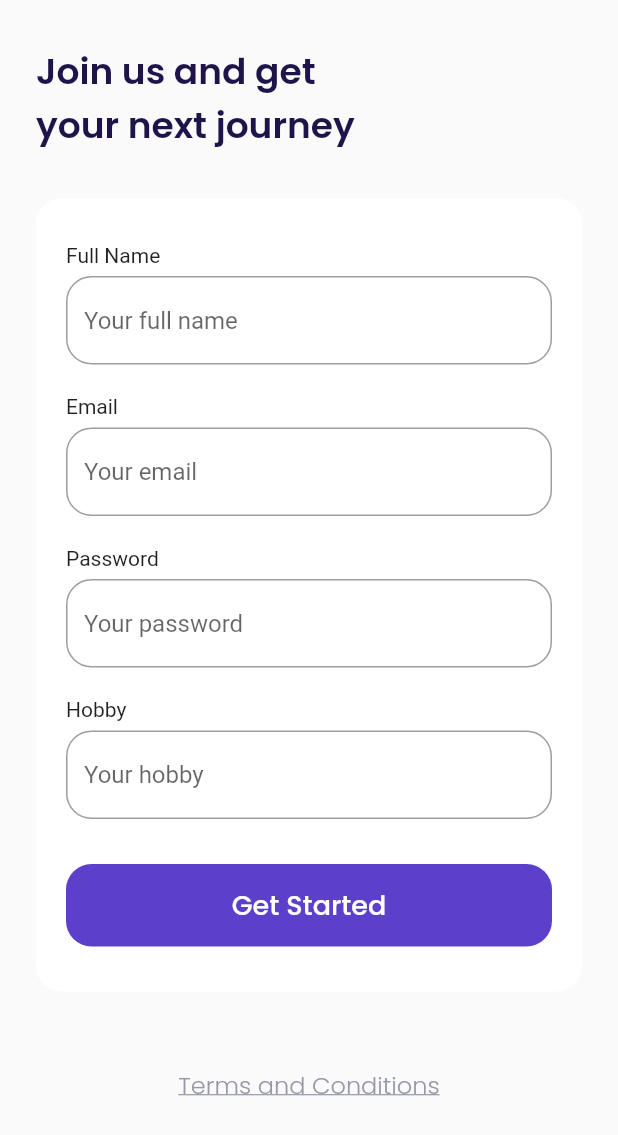
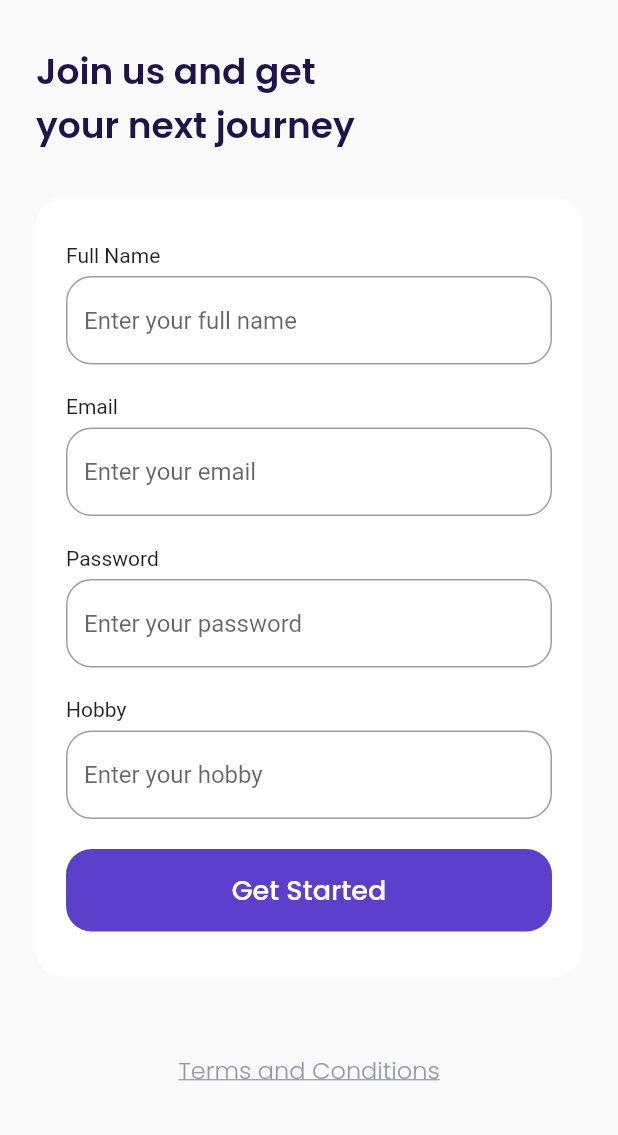
Before and after one commit to adheramaf7/airplane_app, a Flutter app: the SignupPage screen opened by its route, on a phone screen of 412 x 824 dp. Shown: the top 1135 px of the screen. Run offline on Flutter 3.47's test engine with Material 2 defaults, Android fonts, the phone set to English and light mode, and no system bars; our stand-ins replace google_fonts.

Commit message:
custom text form field widget

```diff
--- a/lib/ui/pages/signup_page.dart
+++ b/lib/ui/pages/signup_page.dart
@@ -1,4 +1,5 @@
 import 'package:airplane_app/ui/widgets/custom_button.dart';
+import 'package:airplane_app/ui/widgets/custom_text_form_field.dart';
 import 'package:flutter/material.dart';
 import './../../shared/theme.dart';
 
@@ -16,117 +17,25 @@ class SignupPage extends StatelessWidget {
         );
 
     Widget inputSection() {
-      Widget nameInput() => Container(
-            margin: const EdgeInsets.only(
-              bottom: 20,
-            ),
-            child: Column(
-              crossAxisAlignment: CrossAxisAlignment.start,
-              children: [
-                const Text('Full Name'),
-                const SizedBox(
-                  height: 6,
-                ),
-                TextFormField(
-                  cursorColor: kBlackColor,
-                  decoration: InputDecoration(
-                    hintText: 'Your full name',
-                    border: OutlineInputBorder(
-                      borderRadius: BorderRadius.circular(defaultRadius),
-                    ),
-                    focusedBorder: OutlineInputBorder(
-                      borderRadius: BorderRadius.circular(defaultRadius),
-                      borderSide: BorderSide(color: kPrimaryColor),
-                    ),
-                  ),
-                )
-              ],
-            ),
+      Widget nameInput() => const CustomTextFormField(
+            title: 'Full Name',
+            hintText: 'Enter your full name',
           );
 
-      Widget emailInput() => Container(
-            margin: const EdgeInsets.only(
-              bottom: 20,
-            ),
-            child: Column(
-              crossAxisAlignment: CrossAxisAlignment.start,
-              children: [
-                const Text('Email'),
-                const SizedBox(
-                  height: 6,
-                ),
-                TextFormField(
-                  cursorColor: kBlackColor,
-                  decoration: InputDecoration(
-                    hintText: 'Your email',
-                    border: OutlineInputBorder(
-                      borderRadius: BorderRadius.circular(defaultRadius),
-                    ),
-                    focusedBorder: OutlineInputBorder(
-                      borderRadius: BorderRadius.circular(defaultRadius),
-                      borderSide: BorderSide(color: kPrimaryColor),
-                    ),
-                  ),
-                )
-              ],
-            ),
+      Widget emailInput() => const CustomTextFormField(
+            title: 'Email',
+            hintText: 'Enter your email',
           );
 
-      Widget passwordInput() => Container(
-            margin: const EdgeInsets.only(
-              bottom: 20,
-            ),
-            child: Column(
-              crossAxisAlignment: CrossAxisAlignment.start,
-              children: [
-                const Text('Password'),
-                const SizedBox(
-                  height: 6,
-                ),
-                TextFormField(
-                  cursorColor: kBlackColor,
-                  obscureText: true,
-                  decoration: InputDecoration(
-                    hintText: 'Your password',
-                    border: OutlineInputBorder(
-                      borderRadius: BorderRadius.circular(defaultRadius),
-                    ),
-                    focusedBorder: OutlineInputBorder(
-                      borderRadius: BorderRadius.circular(defaultRadius),
-                      borderSide: BorderSide(color: kPrimaryColor),
-                    ),
-                  ),
-                )
-              ],
-            ),
+      Widget passwordInput() => const CustomTextFormField(
+            title: 'Password',
+            hintText: 'Enter your password',
+            obsecureText: true,
           );
 
-      Widget hobbyInput() => Container(
-            margin: const EdgeInsets.only(
-              bottom: 30,
-            ),
-            child: Column(
-              crossAxisAlignment: CrossAxisAlignment.start,
-              children: [
-                const Text('Hobby'),
-                const SizedBox(
-                  height: 6,
-                ),
-                TextFormField(
-                  cursorColor: kBlackColor,
-                  decoration: InputDecoration(
-                    hintText: 'Your hobby',
-                    border: OutlineInputBorder(
-                      borderRadius: BorderRadius.circular(defaultRadius),
-                    ),
-                    focusedBorder: OutlineInputBorder(
-                      borderRadius: BorderRadius.circular(defaultRadius),
-                      borderSide: BorderSide(color: kPrimaryColor),
-                    ),
-                  ),
-                )
-              ],
-            ),
+      Widget hobbyInput() => const CustomTextFormField(
+            title: 'Hobby',
+            hintText: 'Enter your hobby',
           );
 
       return Container(
--- /dev/null
+++ b/lib/ui/widgets/custom_text_form_field.dart
@@ -0,0 +1,47 @@
+import 'package:flutter/material.dart';
+import './../../shared/theme.dart';
+
+class CustomTextFormField extends StatelessWidget {
+  final String title;
+  final String hintText;
+  final bool obsecureText;
+
+  const CustomTextFormField(
+      {Key? key,
+      required this.title,
+      required this.hintText,
+      this.obsecureText = false})
+      : super(key: key);
+
+  @override
+  Widget build(BuildContext context) {
+    return Container(
+      margin: const EdgeInsets.only(
+        bottom: 20,
+      ),
+      child: Column(
+        crossAxisAlignment: CrossAxisAlignment.start,
+        children: [
+          Text(title),
+          const SizedBox(
+            height: 6,
+          ),
+          TextFormField(
+            cursorColor: kBlackColor,
+            obscureText: obsecureText,
+            decoration: InputDecoration(
+              hintText: hintText,
+              border: OutlineInputBorder(
+                borderRadius: BorderRadius.circular(defaultRadius),
+              ),
+              focusedBorder: OutlineInputBorder(
+                borderRadius: BorderRadius.circular(defaultRadius),
+                borderSide: BorderSide(color: kPrimaryColor),
+              ),
+            ),
+          )
+        ],
+      ),
+    );
+  }
+}
```
